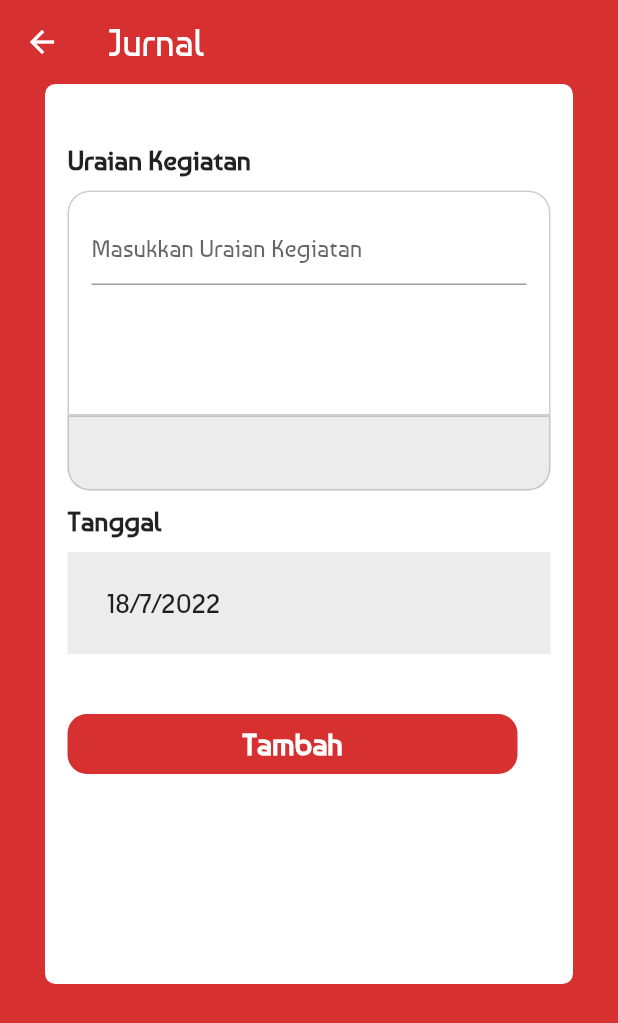
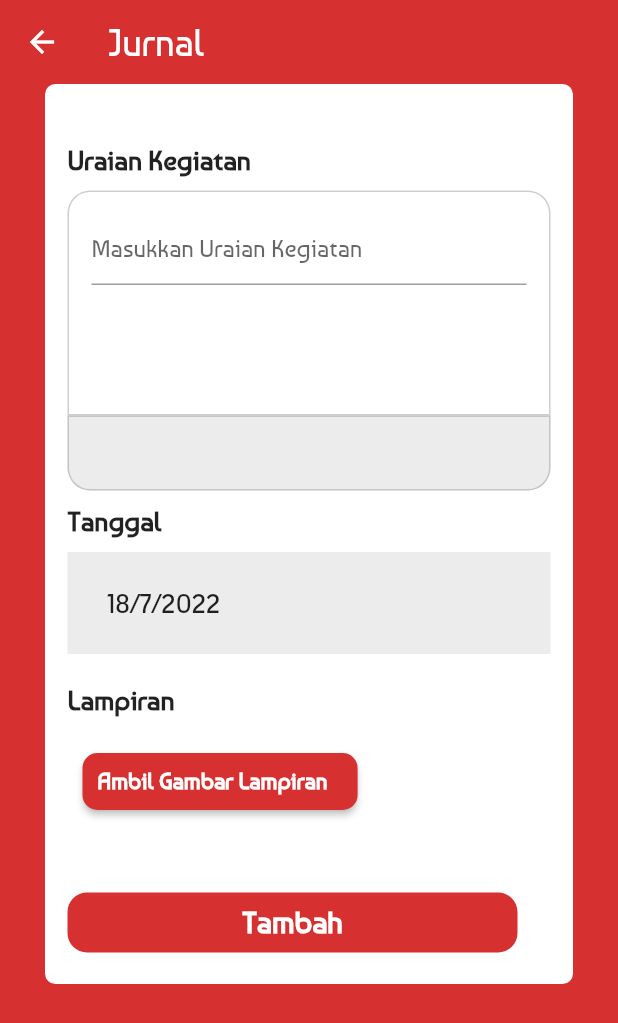
Before and after one commit to dekapramesta/Jurnal-Magang, a Flutter app: the AddJurnal screen opened directly, after a tap on "Tambah", on a phone screen of 412 x 824 dp. Shown: the top 1023 px of the screen. Run offline on Flutter 3.47's test engine with Material 2 defaults, Android fonts, the phone set to English and light mode, and no system bars; our stand-ins replace get, image_picker, shared_preferences; accounts and stored records are empty.

Commit message:
lampiran jurnal

```diff
--- a/lib/add_jurnal_screen.dart
+++ b/lib/add_jurnal_screen.dart
@@ -1,6 +1,8 @@
+import 'dart:io';
 import 'package:flutter/material.dart';
 import 'package:get/get.dart';
 import 'package:aplikasi_magang/controller/TambahJurnalController.dart';
+import 'package:image_picker/image_picker.dart';
 
 class AddJurnal extends StatefulWidget {
   @override
@@ -31,6 +33,13 @@ class _AddJurnalState extends State<AddJurnal> {
         _dateText = "${picked.day}/${picked.month}/${picked.year}";
       });
     }
+  }
+
+  File image;
+  Future<File> openCamera() async {
+    final image = await ImagePicker.pickImage(source: ImageSource.camera);
+    File file = File(image != null ? image.path : "");
+    return file;
   }
 
   @override
@@ -143,6 +152,38 @@ class _AddJurnalState extends State<AddJurnal> {
                           const SizedBox(
                             height: 20,
                           ),
+                          const Text(
+                            "Lampiran",
+                            style: TextStyle(
+                                fontSize: 18, fontWeight: FontWeight.bold),
+                          ),
+                          const SizedBox(
+                            height: 10,
+                          ),
+                          Container(
+                            margin: const EdgeInsets.all(10),
+                            child: RaisedButton(
+                              color: const Color(0xffd63031),
+                              padding: const EdgeInsets.only(
+                                  top: 10, bottom: 10, left: 10, right: 20),
+                              shape: RoundedRectangleBorder(
+                                  borderRadius: BorderRadius.circular(10)),
+                              onPressed: () {
+                                TjhController.chooseImage();
+                              },
+                              child: const Text(
+                                "Ambil Gambar Lampiran",
+                                style: TextStyle(
+                                  color: Colors.white,
+                                  fontSize: 15.0,
+                                  fontWeight: FontWeight.bold,
+                                ),
+                              ),
+                            ),
+                          ),
+                          const SizedBox(
+                            height: 20,
+                          ),
                           Container(
                               margin: const EdgeInsets.only(top: 20),
                               height: 40.0,
--- a/lib/controller/TambahJurnalController.dart
+++ b/lib/controller/TambahJurnalController.dart
@@ -5,6 +5,7 @@ import 'dart:io';
 import 'package:aplikasi_magang/nav.dart';
 import 'package:flutter/material.dart';
 import 'package:get/get.dart';
+import 'package:image_picker/image_picker.dart';
 import 'package:shared_preferences/shared_preferences.dart';
 import 'package:http/http.dart' as http;
 
@@ -13,6 +14,8 @@ class TambahJurnalController extends GetxController {
   final uraian = TextEditingController();
   DateTime _dueDate = DateTime.now();
   var dateText = ''.obs;
+    File uploadimage;
+  File file;
   var onShow = true.obs;
 
 //untuk menampilkan tanggal/kalendernya
@@ -33,6 +36,13 @@ class TambahJurnalController extends GetxController {
     inspect(dateText.value);
   }
 
+    Future<void> chooseImage() async {
+    var choosedimage = await ImagePicker.pickImage(source: ImageSource.camera);
+    uploadimage = File(choosedimage != null ? choosedimage.path : "");
+    file = File(uploadimage.path);
+    inspect(file);
+  }
+
   Future<void> pressSubmit(context) async {
     SharedPreferences localStorage = await SharedPreferences.getInstance();
     inspect(localStorage.getString('token'));
@@ -43,6 +53,11 @@ class TambahJurnalController extends GetxController {
     request.fields['id_magang'] = localStorage.getString('id_magang');
     request.fields['token'] = localStorage.getString('token');
     request.fields['uraian'] = uraian.text;
+
+     request.files.add(http.MultipartFile.fromBytes(
+        'lampiran', File.fromUri(file.uri).readAsBytesSync(),
+        filename: file.path));
+
 
     // http.StreamedResponse response = await request.send();
     var response = await request.send();
```
Also changed, not shown: lib/add_izin_screen.dart (+0 -11 lines).
